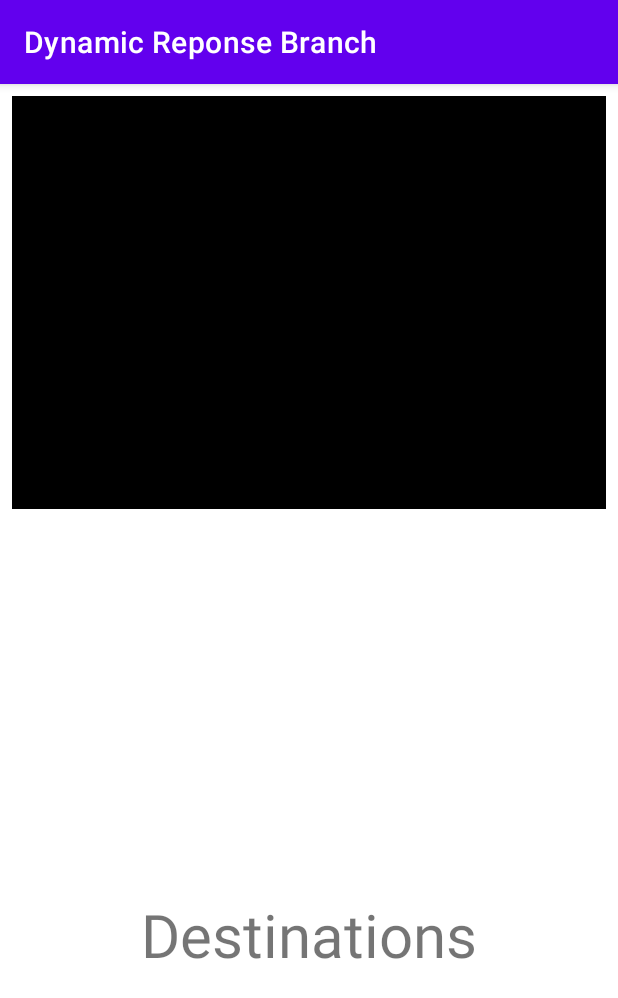
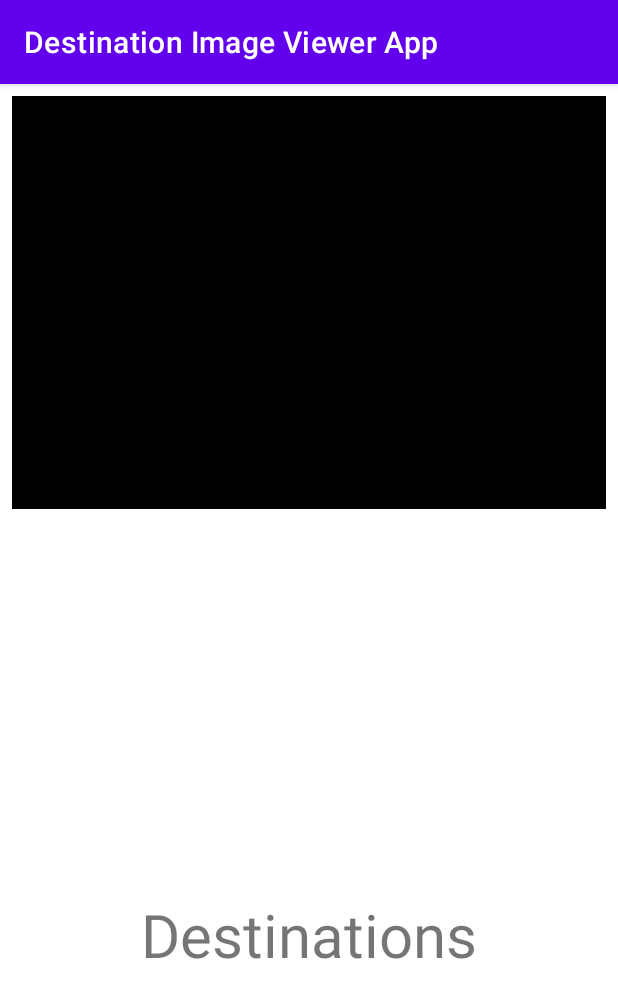
Before and after one commit to CoFlo35/MultipleActivities, an Android app: the screen it shows after launch (SelectActivity), on a phone screen of 412 x 824 dp. Shown: the top 998 px of the screen. Run offline under Robolectric (Android 15) with nearby library versions, the phone set to English and light mode, and no system bars; libraries missing offline, so code that uses them is left out: edu.temple; 2 statements that could not run were skipped.

Commit message:
Branch is working, change the SupportBar Title on SelectActivity to match the master

```diff
--- a/app/src/main/java/edu/temple/lab_4_multiple_activities/SelectActivity.kt
+++ b/app/src/main/java/edu/temple/lab_4_multiple_activities/SelectActivity.kt
@@ -23,7 +23,7 @@ class SelectActivity : AppCompatActivity() {
 
 
         //change the title of the actionbar to be unique
-        getSupportActionBar()!!.setTitle("Dynamic Reponse Branch")
+        getSupportActionBar()!!.setTitle("Destination Image Viewer App")
 
         // View.OnClickListener is created in the activity
         // and then passed to adapter
```
